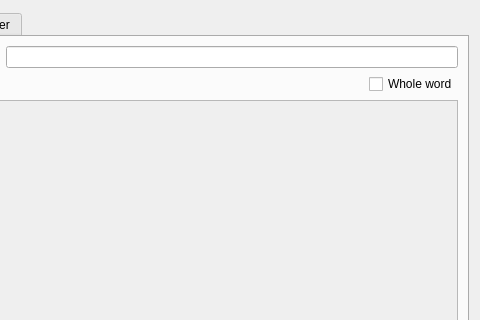
The window that src/core/searchdialog.ui (0xzer0x/quran-companion) describes before a commit, drawn with Qt 5; both pictures show x 102 to 582 and y 0 to 320 of the 582 by 552 pixel window.
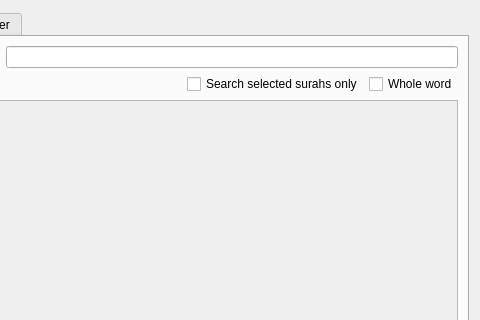
The same window after the commit. The open tabs and pages were chosen to show the change. Icons and pictures are not drawn.

Commit message: search specific surahs only

Patch:
```diff
--- a/src/core/searchdialog.ui
+++ b/src/core/searchdialog.ui
@@ -63,6 +63,13 @@
            </property>
           </spacer>
          </item>
+         <item>
+          <widget class="QCheckBox" name="chkSurahsOnly">
+           <property name="text">
+            <string>Search selected surahs only</string>
+           </property>
+          </widget>
+         </item>
          <item>
           <widget class="QCheckBox" name="chkWholeWord">
            <property name="text">
```
Left out of the diff: 10 changed lines with no effect on the pictures. The commit also changes 6 other files.
